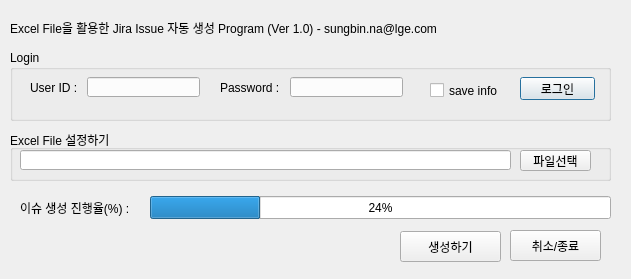
Qt form JIRAControl/QtUI/MainDialog.ui (nado6miri/SW-Engineering) before a commit.
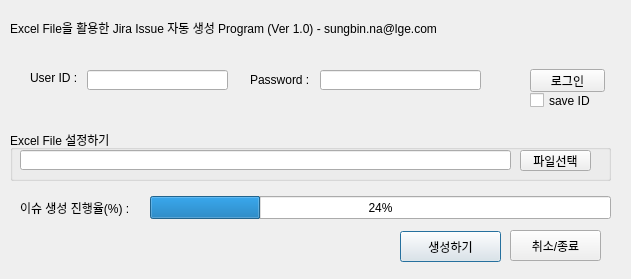
The same form after that commit.

Commit message: freeze ver 1.0

What changed in the file:
```diff
--- a/JIRAControl/QtUI/MainDialog.ui
+++ b/JIRAControl/QtUI/MainDialog.ui
@@ -17,7 +17,7 @@
    <property name="geometry">
     <rect>
      <x>30</x>
-     <y>80</y>
+     <y>70</y>
      <width>61</width>
      <height>16</height>
     </rect>
@@ -29,9 +29,9 @@
   <widget class="QLabel" name="password">
    <property name="geometry">
     <rect>
-     <x>220</x>
-     <y>80</y>
-     <width>81</width>
+     <x>250</x>
+     <y>72</y>
+     <width>71</width>
      <height>16</height>
     </rect>
    </property>
@@ -43,8 +43,8 @@
    <property name="geometry">
     <rect>
      <x>87</x>
-     <y>77</y>
-     <width>113</width>
+     <y>70</y>
+     <width>141</width>
      <height>20</height>
     </rect>
    </property>
@@ -52,51 +52,15 @@
   <widget class="QLineEdit" name="Passwd">
    <property name="geometry">
     <rect>
-     <x>290</x>
-     <y>77</y>
-     <width>113</width>
+     <x>320</x>
+     <y>70</y>
+     <width>161</width>
      <height>20</height>
     </rect>
    </property>
-  </widget>
-  <widget class="QGroupBox" name="Login_groupBox">
-   <property name="geometry">
-    <rect>
-     <x>10</x>
-     <y>50</y>
-     <width>601</width>
-     <height>71</height>
-    </rect>
+   <property name="echoMode">
+    <enum>QLineEdit::Password</enum>
    </property>
-   <property name="title">
-    <string>Login</string>
-   </property>
-   <widget class="QCheckBox" name="SaveInfo">
-    <property name="geometry">
-     <rect>
-      <x>420</x>
-      <y>30</y>
-      <width>101</width>
-      <height>21</height>
-     </rect>
-    </property>
-    <property name="text">
-     <string>save info</string>
-    </property>
-   </widget>
-   <widget class="QPushButton" name="LoginBtn">
-    <property name="geometry">
-     <rect>
-      <x>510</x>
-      <y>27</y>
-      <width>75</width>
-      <height>23</height>
-     </rect>
-    </property>
-    <property name="text">
-     <string>로그인</string>
-    </property>
-   </widget>
   </widget>
   <widget class="QProgressBar" name="ProgressBar">
    <property name="geometry">
@@ -199,6 +163,32 @@
     <string>취소/종료</string>
    </property>
   </widget>
+  <widget class="QPushButton" name="LoginBtn">
+   <property name="geometry">
+    <rect>
+     <x>530</x>
+     <y>69</y>
+     <width>75</width>
+     <height>23</height>
+    </rect>
+   </property>
+   <property name="text">
+    <string>로그인</string>
+   </property>
+  </widget>
+  <widget class="QCheckBox" name="SaveInfo">
+   <property name="geometry">
+    <rect>
+     <x>530</x>
+     <y>90</y>
+     <width>81</width>
+     <height>21</height>
+    </rect>
+   </property>
+   <property name="text">
+    <string>save ID</string>
+   </property>
+  </widget>
  </widget>
  <resources/>
  <connections/>
```
The commit also changes 1 other file.
